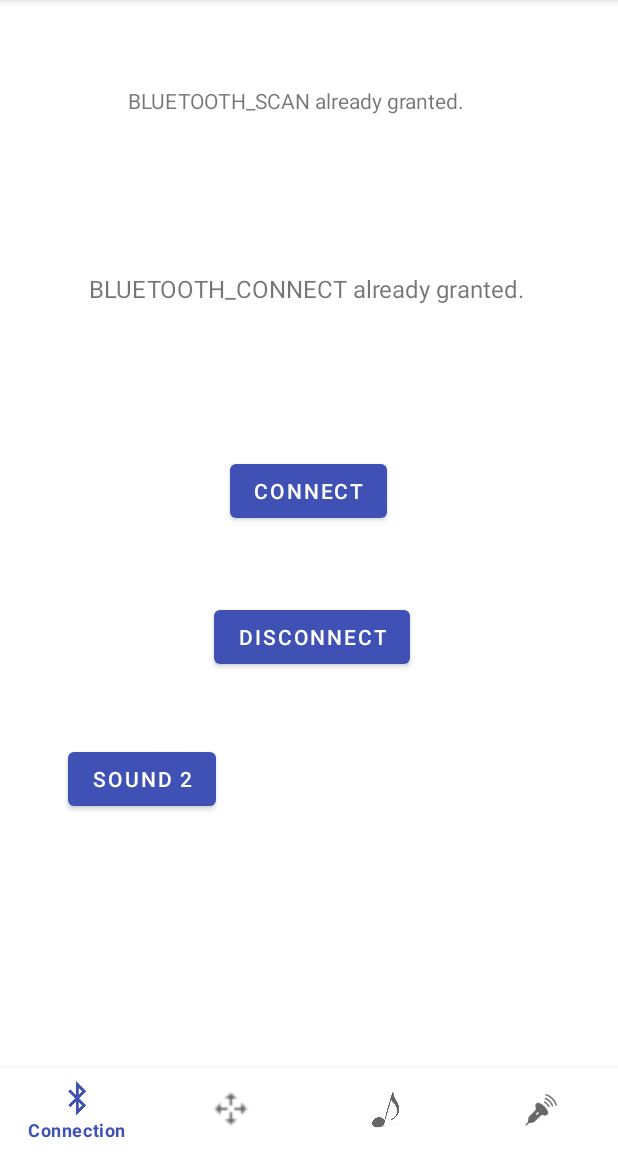
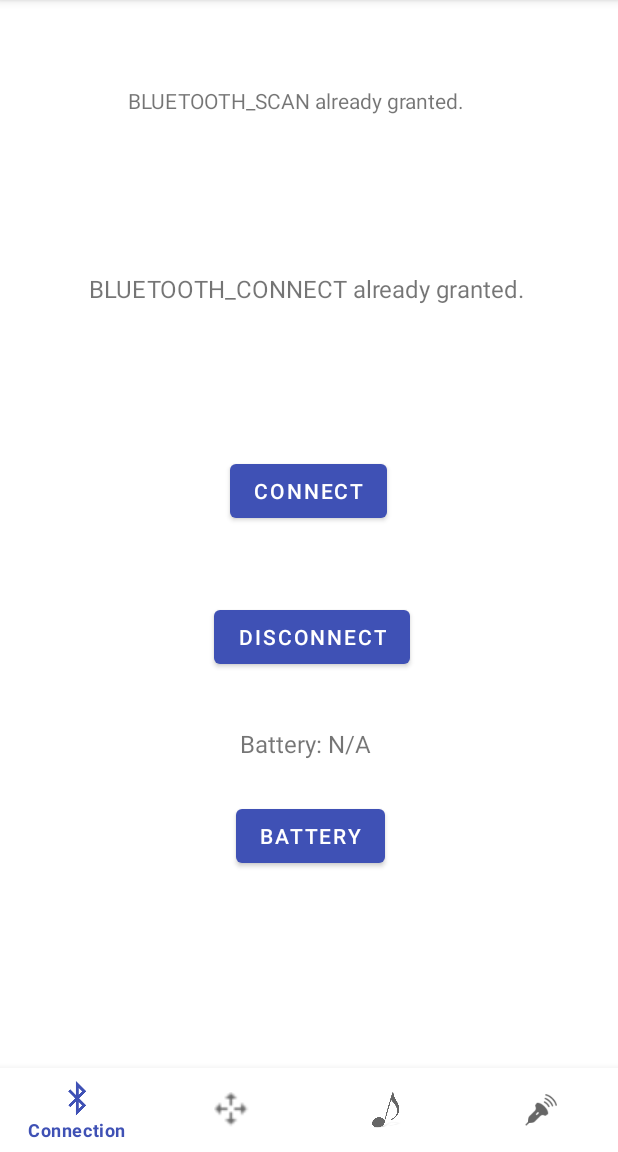
Before and after one commit to rhulucas/ev301, an Android app: the screen it shows after launch (MainActivity), on a phone screen of 412 x 824 dp, the part 84-1236 px from its top. Run offline under Robolectric (Android 15) with nearby library versions, the phone set to English and light mode, and no system bars.

Commit message:
Add battery button

```diff
--- a/A000-sound/app/src/main/java/com/example/a09_bt/ConnectionFragment.java
+++ b/A000-sound/app/src/main/java/com/example/a09_bt/ConnectionFragment.java
@@ -13,10 +13,11 @@ import androidx.fragment.app.Fragment;
 public class ConnectionFragment extends Fragment {
     private EV3Service mref_ev3;
     private TextView vvTvOut1;
+    private TextView vvBatteryText;
     private TextView vvTvOut2;
     private Button buttonConnect;
     private Button buttonDisconnect;
-    private Button buttonSound1;
+    private Button batteryButton;
 
     @Override
     public View onCreateView(LayoutInflater inflater, ViewGroup container, Bundle savedInstanceState) {
@@ -25,7 +26,8 @@ public class ConnectionFragment extends Fragment {
         vvTvOut2 = rootView.findViewById(R.id.vv_tvOut2);
         buttonConnect = rootView.findViewById(R.id.button);
         buttonDisconnect = rootView.findViewById(R.id.buttonDisconnect);
-        buttonSound1 = rootView.findViewById(R.id.buttonSound1);
+        batteryButton = rootView.findViewById(R.id.batteryButton);
+        vvBatteryText = rootView.findViewById(R.id.vv_batteryText);
         return rootView;
     }
 
@@ -61,12 +63,14 @@ public class ConnectionFragment extends Fragment {
             }
         });
 
-        buttonSound1.setOnClickListener(new View.OnClickListener() {
+        batteryButton.setOnClickListener(new View.OnClickListener() {
             @Override
             public void onClick(View v) {
                 if (mref_ev3 != null) {
                     try {
-                        mref_ev3.mf_EV3SendNoReplyCmd("PlayToneFile_0x94_sound1");
+                         mref_ev3.mf_EV3SendReplyCmd("readBattery", (byte) 0x01, (byte) 0x10, (byte) 0x00);
+                         byte[] reply = mref_ev3.mf_EV3SendReplyCmd("readBattery");
+                         vvBatteryText.setText("Battery: " + reply[3] + "%");
                     } catch (Exception e) {
                         // Handle the exception
                         e.printStackTrace();
--- a/A000-sound/app/src/main/res/layout/fragment_connection.xml
+++ b/A000-sound/app/src/main/res/layout/fragment_connection.xml
@@ -56,22 +56,28 @@
         app:layout_constraintVertical_bias="0.158" />
 
     <Button
-        android:id="@+id/buttonSound1"
+        android:id="@+id/batteryButton"
         android:layout_width="wrap_content"
         android:layout_height="wrap_content"
-        android:onClick="onSound2Click"
-        android:text="Sound 2"
+        android:text="Battery"
         app:layout_constraintBottom_toBottomOf="parent"
         app:layout_constraintEnd_toEndOf="parent"
-        app:layout_constraintHorizontal_bias="0.144"
+        app:layout_constraintHorizontal_bias="0.503"
         app:layout_constraintStart_toStartOf="parent"
         app:layout_constraintTop_toTopOf="parent"
-        app:layout_constraintVertical_bias="0.746" />
+        app:layout_constraintVertical_bias="0.803" />
 
-
-
-
-
+    <TextView
+        android:id="@+id/vv_batteryText"
+        android:layout_width="wrap_content"
+        android:layout_height="wrap_content"
+        android:text="Battery: N/A "
+        android:textSize="16sp"
+        app:layout_constraintBottom_toBottomOf="parent"
+        app:layout_constraintLeft_toLeftOf="parent"
+        app:layout_constraintRight_toRightOf="parent"
+        app:layout_constraintTop_toTopOf="parent"
+        app:layout_constraintVertical_bias="0.702" />
 
 
 </androidx.constraintlayout.widget.ConstraintLayout>
```
